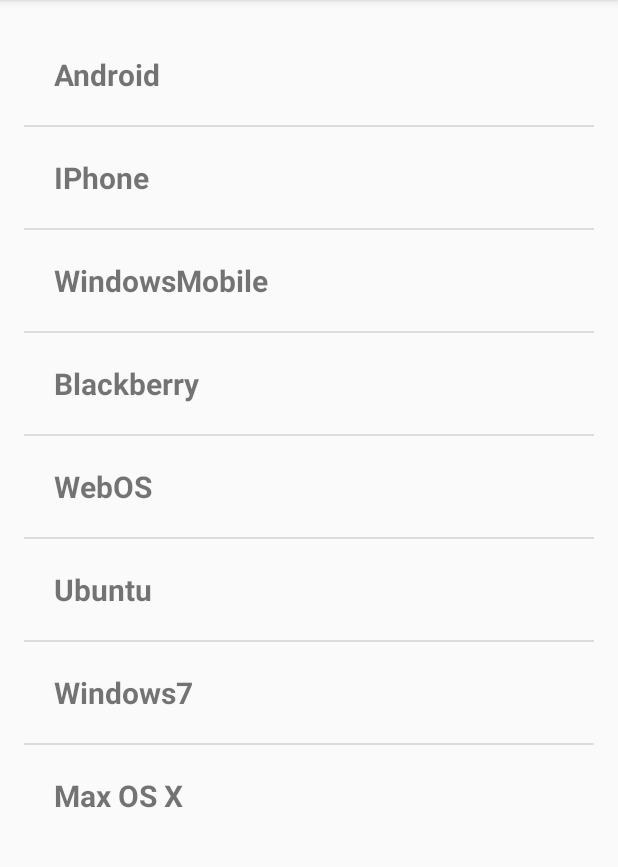
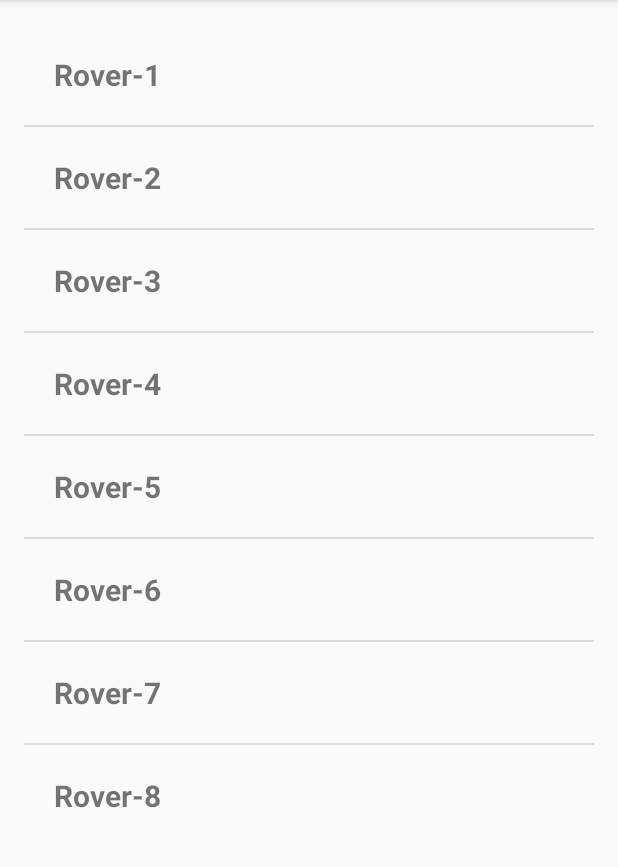
Before and after one commit to logaprakash/SmartDripIrrigation, an Android app: the screen it shows after launch (MainActivity), on a phone screen of 412 x 824 dp, the part 84-951 px from its top. Run offline under Robolectric (Android 15) with nearby library versions, the phone set to English and light mode, and no system bars.

Commit message:
Updated rover list

```diff
--- a/Android/app/src/main/java/alpha/smartdripirrigation/MainActivity.java
+++ b/Android/app/src/main/java/alpha/smartdripirrigation/MainActivity.java
@@ -15,8 +15,18 @@
 
 public class MainActivity extends AppCompatActivity
         implements NavigationView.OnNavigationItemSelectedListener {
-    String[] mobileArray = {"Android","IPhone","WindowsMobile","Blackberry",
-            "WebOS","Ubuntu","Windows7","Max OS X"};
+
+    String[] roverNames = {
+            "Rover-1",
+            "Rover-2",
+            "Rover-3",
+            "Rover-4",
+            "Rover-5",
+            "Rover-6",
+            "Rover-7",
+            "Rover-8"
+    };
+
     @Override
     protected void onCreate(Bundle savedInstanceState) {
         super.onCreate(savedInstanceState);
@@ -24,7 +34,7 @@
         Toolbar toolbar = (Toolbar) findViewById(R.id.toolbar);
         setSupportActionBar(toolbar);
         ArrayAdapter adapter = new ArrayAdapter<String>(this,
-                R.layout.roverList, mobileArray);
+                R.layout.rover_list, roverNames);
 
         ListView listView = (ListView) findViewById(R.id.mobile_list);
         listView.setAdapter(adapter);
--- a/Android/app/src/main/res/layout/roverList.xml
+++ b/Android/app/src/main/res/layout/rover_list.xml
@@ -2,7 +2,7 @@
 <!--  Single List Item Design -->
 
 <TextView xmlns:android="http://schemas.android.com/apk/res/android"
-    android:id="@+id/label"
+    android:id="@+id/roverName"
     android:layout_width="fill_parent"
     android:layout_height="fill_parent"
     android:padding="20dip"
```
